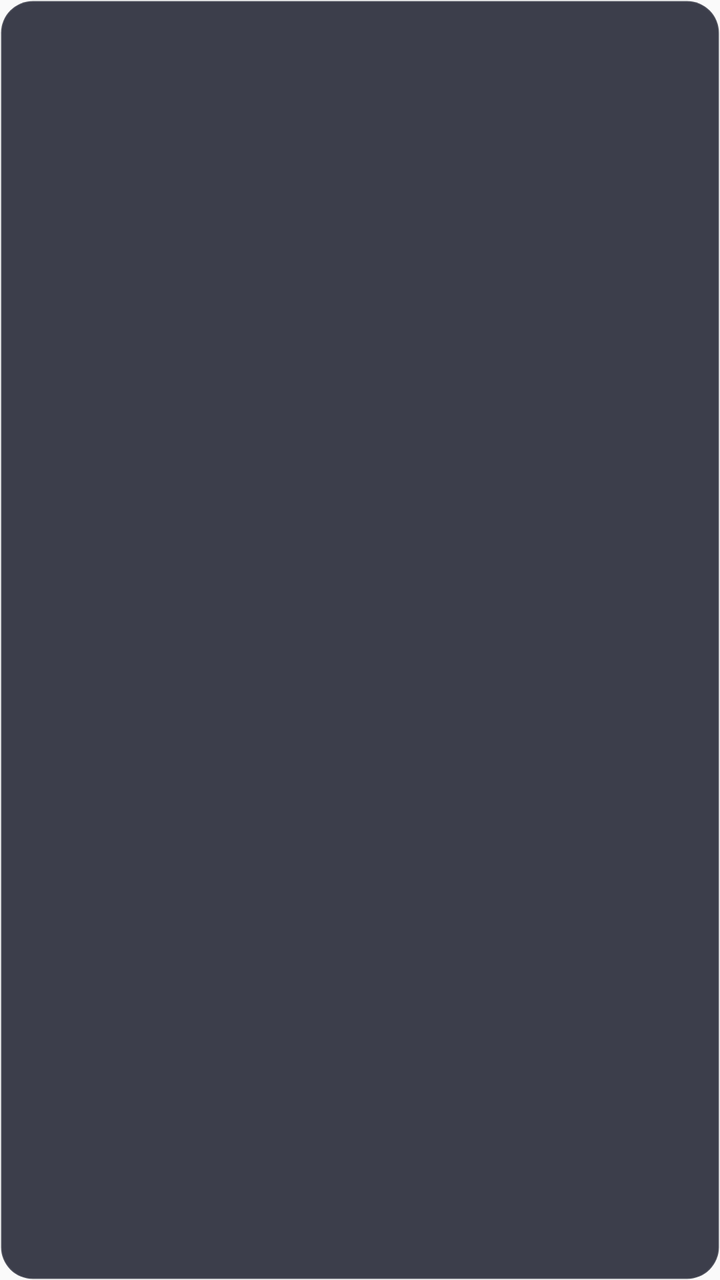
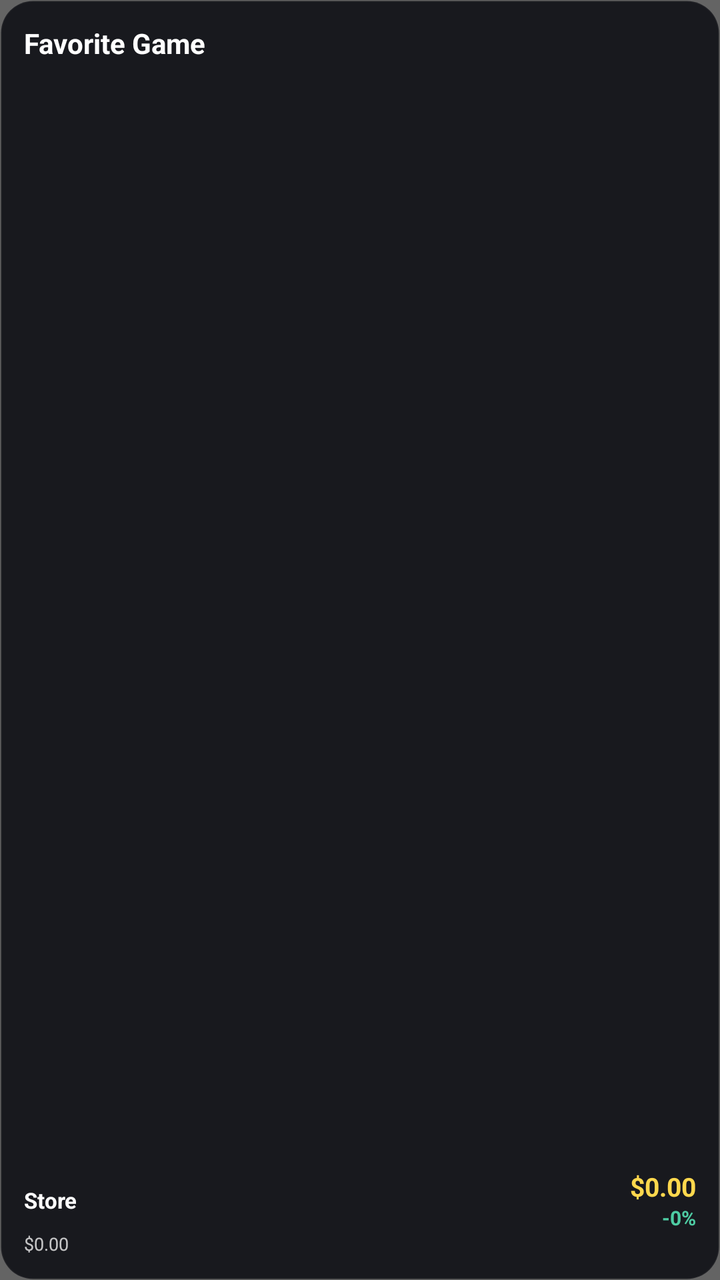

Screens rendered from an Android XML layout before and after an edit, with the pre-edit source and the edit as a unified diff.
<!-- AndroidManifest.xml: application theme AppTheme -->
<!-- res/layout/game_widget.xml -->
<?xml version="1.0" encoding="utf-8"?>
<FrameLayout xmlns:android="http://schemas.android.com/apk/res/android"
    android:layout_width="match_parent"
    android:layout_height="match_parent">

    
    <LinearLayout
        android:layout_width="match_parent"
        android:layout_height="match_parent"
        android:background="@drawable/widget_background"
        android:orientation="vertical"
        android:padding="12dp">

        
        <ViewFlipper
            android:id="@+id/viewFlipper"
            android:layout_width="match_parent"
            android:layout_height="match_parent"
            android:inAnimation="@anim/slide_in_right"
            android:outAnimation="@anim/slide_out_left"
            android:autoStart="false">

            
            <LinearLayout
                android:id="@+id/slotA"
                android:layout_width="match_parent"
                android:layout_height="match_parent"
                android:orientation="horizontal"
                android:gravity="center_vertical">

                <ImageView
                    android:id="@+id/imgThumbA"
                    android:layout_width="80dp"
                    android:layout_height="60dp"
                    android:scaleType="centerCrop"
                    android:layout_marginEnd="10dp" />

                <LinearLayout
                    android:layout_width="0dp"
                    android:layout_height="wrap_content"
                    android:layout_weight="1"
                    android:orientation="vertical">

                    <TextView
                        android:id="@+id/txtTitleA"
                        android:layout_width="match_parent"
                        android:layout_height="wrap_content"
                        android:textColor="#F0F0F0"
                        android:textSize="13sp"
                        android:textStyle="bold"
                        android:maxLines="2"
                        android:ellipsize="end" />

                    <LinearLayout
                        android:layout_width="wrap_content"
                        android:layout_height="wrap_content"
                        android:orientation="horizontal"
                        android:gravity="center_vertical"
                        android:layout_marginTop="4dp">

                        <ImageView
                            android:id="@+id/imgStoreLogoA"
                            android:layout_width="16dp"
                            android:layout_height="16dp"
                            android:scaleType="centerInside"
                            android:layout_marginEnd="4dp" />

                        <TextView
                            android:id="@+id/txtStoreA"
                            android:layout_width="wrap_content"
                            android:layout_height="wrap_content"
                            android:textColor="#99FFFFFF"
                            android:textSize="10sp" />
                    </LinearLayout>

                    <LinearLayout
                        android:layout_width="wrap_content"
                        android:layout_height="wrap_content"
                        android:orientation="horizontal"
                        android:gravity="center_vertical"
                        android:layout_marginTop="6dp">

                        <TextView
                            android:id="@+id/txtNormalPriceA"
                            android:layout_width="wrap_content"
                            android:layout_height="wrap_content"
                            android:textColor="#66FFFFFF"
                            android:textSize="10sp"
                            android:layout_marginEnd="6dp" />

                        <TextView
                            android:id="@+id/txtSalePriceA"
                            android:layout_width="wrap_content"
                            android:layout_height="wrap_content"
                            android:textColor="#4ECCA3"
                            android:textSize="14sp"
                            android:textStyle="bold"
                            android:layout_marginEnd="6dp" />

                        <TextView
                            android:id="@+id/txtSavingsA"
                            android:layout_width="wrap_content"
                            android:layout_height="wrap_content"
                            android:textColor="#FF6B35"
                            android:textSize="10sp"
                            android:textStyle="bold" />
                    </LinearLayout>
                </LinearLayout>
            </LinearLayout>

            
            <LinearLayout
                android:id="@+id/slotB"
                android:layout_width="match_parent"
                android:layout_height="match_parent"
                android:orientation="horizontal"
                android:gravity="center_vertical">

                <ImageView
                    android:id="@+id/imgThumbB"
                    android:layout_width="80dp"
                    android:layout_height="60dp"
                    android:scaleType="centerCrop"
                    android:layout_marginEnd="10dp" />

                <LinearLayout
                    android:layout_width="0dp"
                    android:layout_height="wrap_content"
                    android:layout_weight="1"
                    android:orientation="vertical">

                    <TextView
                        android:id="@+id/txtTitleB"
                        android:layout_width="match_parent"
                        android:layout_height="wrap_content"
                        android:textColor="#F0F0F0"
                        android:textSize="13sp"
                        android:textStyle="bold"
                        android:maxLines="2"
                        android:ellipsize="end" />

                    <LinearLayout
                        android:layout_width="wrap_content"
                        android:layout_height="wrap_content"
                        android:orientation="horizontal"
                        android:gravity="center_vertical"
                        android:layout_marginTop="4dp">

                        <ImageView
                            android:id="@+id/imgStoreLogoB"
                            android:layout_width="16dp"
                            android:layout_height="16dp"
                            android:scaleType="centerInside"
                            android:layout_marginEnd="4dp" />

                        <TextView
                            android:id="@+id/txtStoreB"
                            android:layout_width="wrap_content"
                            android:layout_height="wrap_content"
                            android:textColor="#99FFFFFF"
                            android:textSize="10sp" />
                    </LinearLayout>

                    <LinearLayout
                        android:layout_width="wrap_content"
                        android:layout_height="wrap_content"
                        android:orientation="horizontal"
                        android:gravity="center_vertical"
                        android:layout_marginTop="6dp">

                        <TextView
                            android:id="@+id/txtNormalPriceB"
                            android:layout_width="wrap_content"
                            android:layout_height="wrap_content"
                            android:textColor="#66FFFFFF"
                            android:textSize="10sp"
                            android:layout_marginEnd="6dp" />

                        <TextView
                            android:id="@+id/txtSalePriceB"
                            android:layout_width="wrap_content"
                            android:layout_height="wrap_content"
                            android:textColor="#4ECCA3"
                            android:textSize="14sp"
                            android:textStyle="bold"
                            android:layout_marginEnd="6dp" />

                        <TextView
                            android:id="@+id/txtSavingsB"
                            android:layout_width="wrap_content"
                            android:layout_height="wrap_content"
                            android:textColor="#FF6B35"
                            android:textSize="10sp"
                            android:textStyle="bold" />
                    </LinearLayout>
                </LinearLayout>
            </LinearLayout>

        </ViewFlipper>
    </LinearLayout>

    
    <LinearLayout
        android:id="@+id/emptyState"
        android:layout_width="match_parent"
        android:layout_height="match_parent"
        android:orientation="vertical"
        android:gravity="center"
        android:background="@drawable/widget_background"
        android:visibility="gone">

        <TextView
            android:layout_width="wrap_content"
            android:layout_height="wrap_content"
            android:text="🎮"
            android:textSize="28sp"
            android:gravity="center" />

        <TextView
            android:id="@+id/txtEmpty"
            android:layout_width="match_parent"
            android:layout_height="wrap_content"
            android:text="Open My Steamy App\nand select a favorite game"
            android:textColor="#99FFFFFF"
            android:textSize="11sp"
            android:gravity="center"
            android:layout_marginTop="8dp"
            android:padding="12dp" />
    </LinearLayout>

</FrameLayout>
<!-- resources referenced by this layout -->
<resources>
  <!-- drawable widget_background (drawable) -->
  <?xml version="1.0" encoding="utf-8"?>
  <shape xmlns:android="http://schemas.android.com/apk/res/android"
      android:shape="rectangle">
      <solid android:color="#CC0D1020" />
      <corners android:radius="16dp" />
      <stroke
          android:width="1dp"
          android:color="#22FFFFFF" />
  </shape>
  <style name="AppTheme" parent="Theme.AppCompat.Light.DarkActionBar">
          
          <item name="colorPrimary">@color/colorPrimary</item>
          <item name="colorPrimaryDark">@color/colorPrimaryDark</item>
          <item name="colorAccent">@color/colorAccent</item>
      </style>
</resources>

<!-- the commit's change to res/layout/game_widget.xml (unified diff, before → after) -->
@@ -1,231 +1,93 @@
 <?xml version="1.0" encoding="utf-8"?>
 <FrameLayout xmlns:android="http://schemas.android.com/apk/res/android"
+    android:id="@+id/widgetRoot"
     android:layout_width="match_parent"
-    android:layout_height="match_parent">
+    android:layout_height="match_parent"
+    android:background="@drawable/widget_background">
 
-    
+    <ImageView
+        android:id="@+id/imgWidgetBackground"
+        android:layout_width="match_parent"
+        android:layout_height="match_parent"
+        android:scaleType="centerCrop"
+        android:visibility="gone" />
+
+    <View
+        android:layout_width="match_parent"
+        android:layout_height="match_parent"
+        android:background="#99000000" />
+
     <LinearLayout
         android:layout_width="match_parent"
         android:layout_height="match_parent"
-        android:background="@drawable/widget_background"
         android:orientation="vertical"
         android:padding="12dp">
 
-        
-        <ViewFlipper
-            android:id="@+id/viewFlipper"
+        <TextView
+            android:id="@+id/txtWidgetTitle"
             android:layout_width="match_parent"
-            android:layout_height="match_parent"
-            android:inAnimation="@anim/slide_in_right"
-            android:outAnimation="@anim/slide_out_left"
-            android:autoStart="false">
+            android:layout_height="0dp"
+            android:layout_weight="1"
+            android:text="Favorite Game"
+            android:textColor="#FFFFFF"
+            android:textSize="14sp"
+            android:textStyle="bold"
+            android:maxLines="2"
+            android:ellipsize="end" />
 
-            
+        <LinearLayout
+            android:layout_width="match_parent"
+            android:layout_height="wrap_content"
+            android:gravity="center_vertical"
+            android:orientation="horizontal">
+
+            <TextView
+                android:id="@+id/txtWidgetStore"
+                android:layout_width="0dp"
+                android:layout_height="wrap_content"
+                android:layout_weight="1"
+                android:text="Store"
+                android:textColor="#FFFFFF"
+                android:textSize="11sp"
+                android:textStyle="bold"
+                android:maxLines="1"
+                android:ellipsize="end" />
+
             <LinearLayout
-                android:id="@+id/slotA"
-                android:layout_width="match_parent"
-                android:layout_height="match_parent"
-                android:orientation="horizontal"
-                android:gravity="center_vertical">
+                android:layout_width="wrap_content"
+                android:layout_height="wrap_content"
+                android:gravity="end"
+                android:orientation="vertical">
 
-                <ImageView
-                    android:id="@+id/imgThumbA"
-                    android:layout_width="80dp"
-                    android:layout_height="60dp"
-                    android:scaleType="centerCrop"
-                    android:layout_marginEnd="10dp" />
+                <TextView
+                    android:id="@+id/txtWidgetSalePrice"
+                    android:layout_width="wrap_content"
+                    android:layout_height="wrap_content"
+                    android:text="$0.00"
+                    android:textColor="#FFD84D"
+                    android:textSize="13sp"
+                    android:textStyle="bold" />
 
-                <LinearLayout
-                    android:layout_width="0dp"
+                <TextView
+                    android:id="@+id/txtWidgetSavings"
+                    android:layout_width="wrap_content"
                     android:layout_height="wrap_content"
-                    android:layout_weight="1"
-                    android:orientation="vertical">
+                    android:text="-0%"
+                    android:textColor="#4ECCA3"
+                    android:textSize="10sp"
+                    android:textStyle="bold" />
 
-                    <TextView
-                        android:id="@+id/txtTitleA"
-                        android:layout_width="match_parent"
-                        android:layout_height="wrap_content"
-                        android:textColor="#F0F0F0"
-                        android:textSize="13sp"
-                        android:textStyle="bold"
-                        android:maxLines="2"
-                        android:ellipsize="end" />
-
-                    <LinearLayout
-                        android:layout_width="wrap_content"
-                        android:layout_height="wrap_content"
-                        android:orientation="horizontal"
-                        android:gravity="center_vertical"
-                        android:layout_marginTop="4dp">
-
-                        <ImageView
-                            android:id="@+id/imgStoreLogoA"
-                            android:layout_width="16dp"
-                            android:layout_height="16dp"
-                            android:scaleType="centerInside"
-                            android:layout_marginEnd="4dp" />
-
-                        <TextView
-                            android:id="@+id/txtStoreA"
-                            android:layout_width="wrap_content"
-                            android:layout_height="wrap_content"
-                            android:textColor="#99FFFFFF"
-                            android:textSize="10sp" />
-                    </LinearLayout>
-
-                    <LinearLayout
-                        android:layout_width="wrap_content"
-                        android:layout_height="wrap_content"
-                        android:orientation="horizontal"
-                        android:gravity="center_vertical"
-                        android:layout_marginTop="6dp">
-
-                        <TextView
-                            android:id="@+id/txtNormalPriceA"
-                            android:layout_width="wrap_content"
-                            android:layout_height="wrap_content"
-                            android:textColor="#66FFFFFF"
-                            android:textSize="10sp"
-                            android:layout_marginEnd="6dp" />
-
-                        <TextView
-                            android:id="@+id/txtSalePriceA"
-                            android:layout_width="wrap_content"
-                            android:layout_height="wrap_content"
-                            android:textColor="#4ECCA3"
-                            android:textSize="14sp"
-                            android:textStyle="bold"
-                            android:layout_marginEnd="6dp" />
-
-                        <TextView
-                            android:id="@+id/txtSavingsA"
-                            android:layout_width="wrap_content"
-                            android:layout_height="wrap_content"
-                            android:textColor="#FF6B35"
-                            android:textSize="10sp"
-                            android:textStyle="bold" />
-                    </LinearLayout>
-                </LinearLayout>
             </LinearLayout>
-
-            
-            <LinearLayout
-                android:id="@+id/slotB"
-                android:layout_width="match_parent"
-                android:layout_height="match_parent"
-                android:orientation="horizontal"
-                android:gravity="center_vertical">
-
-                <ImageView
-                    android:id="@+id/imgThumbB"
-                    android:layout_width="80dp"
-                    android:layout_height="60dp"
-                    android:scaleType="centerCrop"
-                    android:layout_marginEnd="10dp" />
-
-                <LinearLayout
-                    android:layout_width="0dp"
-                    android:layout_height="wrap_content"
-                    android:layout_weight="1"
-                    android:orientation="vertical">
-
-                    <TextView
-                        android:id="@+id/txtTitleB"
-                        android:layout_width="match_parent"
-                        android:layout_height="wrap_content"
-                        android:textColor="#F0F0F0"
-                        android:textSize="13sp"
-                        android:textStyle="bold"
-                        android:maxLines="2"
-                        android:ellipsize="end" />
-
-                    <LinearLayout
-                        android:layout_width="wrap_content"
-                        android:layout_height="wrap_content"
-                        android:orientation="horizontal"
-                        android:gravity="center_vertical"
-                        android:layout_marginTop="4dp">
-
-                        <ImageView
-                            android:id="@+id/imgStoreLogoB"
-                            android:layout_width="16dp"
-                            android:layout_height="16dp"
-                            android:scaleType="centerInside"
-                            android:layout_marginEnd="4dp" />
-
-                        <TextView
-                            android:id="@+id/txtStoreB"
-                            android:layout_width="wrap_content"
-                            android:layout_height="wrap_content"
-                            android:textColor="#99FFFFFF"
-                            android:textSize="10sp" />
-                    </LinearLayout>
-
-                    <LinearLayout
-                        android:layout_width="wrap_content"
-                        android:layout_height="wrap_content"
-                        android:orientation="horizontal"
-                        android:gravity="center_vertical"
-                        android:layout_marginTop="6dp">
-
-                        <TextView
-                            android:id="@+id/txtNormalPriceB"
-                            android:layout_width="wrap_content"
-                            android:layout_height="wrap_content"
-                            android:textColor="#66FFFFFF"
-                            android:textSize="10sp"
-                            android:layout_marginEnd="6dp" />
-
-                        <TextView
-                            android:id="@+id/txtSalePriceB"
-                            android:layout_width="wrap_content"
-                            android:layout_height="wrap_content"
-                            android:textColor="#4ECCA3"
-                            android:textSize="14sp"
-                            android:textStyle="bold"
-                            android:layout_marginEnd="6dp" />
-
-                        <TextView
-                            android:id="@+id/txtSavingsB"
-                            android:layout_width="wrap_content"
-                            android:layout_height="wrap_content"
-                            android:textColor="#FF6B35"
-                            android:textSize="10sp"
-                            android:textStyle="bold" />
-                    </LinearLayout>
-                </LinearLayout>
-            </LinearLayout>
-
-        </ViewFlipper>
-    </LinearLayout>
-
-    
-    <LinearLayout
-        android:id="@+id/emptyState"
-        android:layout_width="match_parent"
-        android:layout_height="match_parent"
-        android:orientation="vertical"
-        android:gravity="center"
-        android:background="@drawable/widget_background"
-        android:visibility="gone">
+        </LinearLayout>
 
         <TextView
+            android:id="@+id/txtWidgetNormalPrice"
             android:layout_width="wrap_content"
             android:layout_height="wrap_content"
-            android:text="🎮"
-            android:textSize="28sp"
-            android:gravity="center" />
+            android:text="$0.00"
+            android:textColor="#BFFFFFFF"
+            android:textSize="9sp" />
 
-        <TextView
-            android:id="@+id/txtEmpty"
-            android:layout_width="match_parent"
-            android:layout_height="wrap_content"
-            android:text="Open My Steamy App\nand select a favorite game"
-            android:textColor="#99FFFFFF"
-            android:textSize="11sp"
-            android:gravity="center"
-            android:layout_marginTop="8dp"
-            android:padding="12dp" />
     </LinearLayout>
 
 </FrameLayout>
